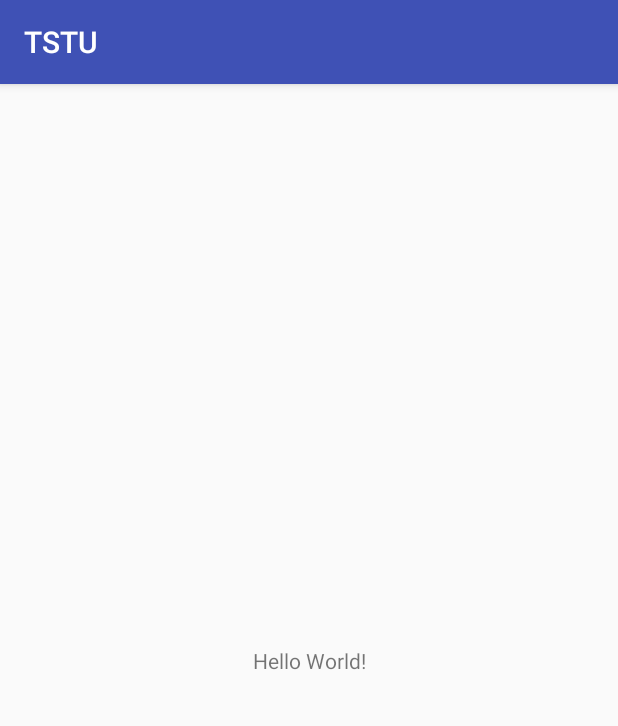
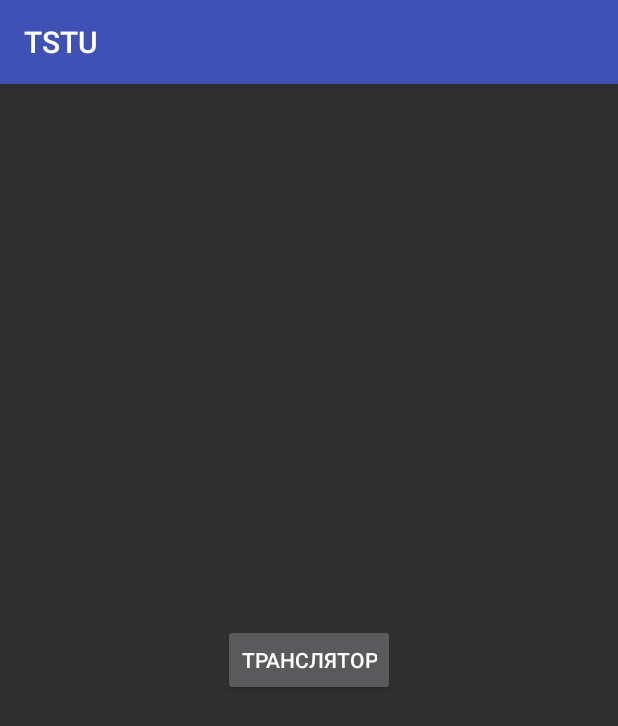
Before and after one commit to didim99/TSTU-new, an Android app: the screen it shows after launch (StartActivity), on a phone screen of 412 x 824 dp. Shown: the top 726 px of the screen. Run offline under Robolectric (Android 15) with nearby library versions, the phone set to English and light mode, and no system bars.

Commit message:
+ Added translator stub

```diff
--- a/app/src/main/AndroidManifest.xml
+++ b/app/src/main/AndroidManifest.xml
@@ -9,13 +9,15 @@
     android:roundIcon="@mipmap/ic_launcher_round"
     android:supportsRtl="true"
     android:theme="@style/AppTheme">
-    <activity android:name=".StartActivity">
+    <activity android:name=".ui.StartActivity">
       <intent-filter>
         <action android:name="android.intent.action.MAIN"/>
 
         <category android:name="android.intent.category.LAUNCHER"/>
       </intent-filter>
     </activity>
+    <activity android:name=".ui.TranslatorActivity">
+    </activity>
   </application>
 
 </manifest>
--- /dev/null
+++ b/app/src/main/java/ru/didim99/tstu/ui/StartActivity.java
@@ -0,0 +1,18 @@
+package ru.didim99.tstu.ui;
+
+import android.content.Intent;
+import android.support.v7.app.AppCompatActivity;
+import android.os.Bundle;
+import ru.didim99.tstu.R;
+
+public class StartActivity extends AppCompatActivity {
+
+  @Override
+  protected void onCreate(Bundle savedInstanceState) {
+    super.onCreate(savedInstanceState);
+    setContentView(R.layout.act_start);
+
+    findViewById(R.id.startTranslator).setOnClickListener(v ->
+      startActivity(new Intent(this, TranslatorActivity.class)));
+  }
+}
--- /dev/null
+++ b/app/src/main/res/drawable/ic_cross_24dp.xml
@@ -0,0 +1,9 @@
+<vector xmlns:android="http://schemas.android.com/apk/res/android"
+        android:width="24dp"
+        android:height="24dp"
+        android:viewportWidth="24.0"
+        android:viewportHeight="24.0">
+    <path
+        android:fillColor="#FFFFFFFF"
+        android:pathData="M19,6.41L17.59,5 12,10.59 6.41,5 5,6.41 10.59,12 5,17.59 6.41,19 12,13.41 17.59,19 19,17.59 13.41,12z"/>
+</vector>
--- a/app/src/main/res/layout/act_start.xml
+++ b/app/src/main/res/layout/act_start.xml
@@ -1,20 +1,21 @@
 <?xml version="1.0" encoding="utf-8"?>
-<android.support.constraint.ConstraintLayout
+<RelativeLayout
   xmlns:android="http://schemas.android.com/apk/res/android"
-  xmlns:app="http://schemas.android.com/apk/res-auto"
-  xmlns:tools="http://schemas.android.com/tools"
   android:layout_width="match_parent"
-  android:layout_height="match_parent"
-  tools:context=".StartActivity">
+  android:layout_height="match_parent">
 
-  <TextView
-    android:id="@+id/sample_text"
-    android:layout_width="wrap_content"
-    android:layout_height="wrap_content"
-    android:text="Hello World!"
-    app:layout_constraintBottom_toBottomOf="parent"
-    app:layout_constraintLeft_toLeftOf="parent"
-    app:layout_constraintRight_toRightOf="parent"
-    app:layout_constraintTop_toTopOf="parent"/>
+ <LinearLayout
+   android:layout_width="wrap_content"
+   android:layout_height="wrap_content"
+   android:layout_centerInParent="true"
+   android:orientation="vertical">
 
-</android.support.constraint.ConstraintLayout>
+   <Button
+     android:id="@+id/startTranslator"
+     android:layout_width="wrap_content"
+     android:layout_height="wrap_content"
+     android:text="@string/startTranslator"/>
+
+ </LinearLayout>
+
+</RelativeLayout>
--- a/app/src/main/res/values/colors.xml
+++ b/app/src/main/res/values/colors.xml
@@ -2,5 +2,7 @@
 <resources>
   <color name="colorPrimary">#3F51B5</color>
   <color name="colorPrimaryDark">#303F9F</color>
-  <color name="colorAccent">#FF4081</color>
+  <color name="colorAccent">#6aa4f5</color>
+  <color name="colorAccentBg">#806aa4f5</color>
+  <color name="textSelectionBg">@color/colorAccentBg</color>
 </resources>
--- a/app/src/main/res/values/strings.xml
+++ b/app/src/main/res/values/strings.xml
@@ -1,3 +1,4 @@
 <resources>
   <string name="app_name">TSTU</string>
+  <string name="startTranslator">Транслятор</string>
 </resources>
--- a/app/src/main/res/values/styles.xml
+++ b/app/src/main/res/values/styles.xml
@@ -1,11 +1,13 @@
 <resources>
 
-  <!-- Base application theme. -->
-  <style name="AppTheme" parent="Theme.AppCompat.Light.DarkActionBar">
-    <!-- Customize your theme here. -->
+  <style name="AppTheme" parent="Theme.AppCompat">
     <item name="colorPrimary">@color/colorPrimary</item>
     <item name="colorPrimaryDark">@color/colorPrimaryDark</item>
     <item name="colorAccent">@color/colorAccent</item>
+    <item name="android:textColorHighlight">@color/textSelectionBg</item>
+
+    <item name="actionModeBackground">@color/colorPrimary</item>
+    <item name="android:actionModeCloseDrawable">@drawable/ic_cross_24dp</item>
   </style>
 
 </resources>
```
Also changed, not shown: app/build.gradle (+15 -0 lines), app/src/main/java/ru/didim99/tstu/ui/TranslatorActivity.java (renamed from app/src/main/java/ru/didim99/tstu/StartActivity.java, +4 -4 lines), app/src/main/res/layout/act_translator.xml (added, +7 -0 lines).
